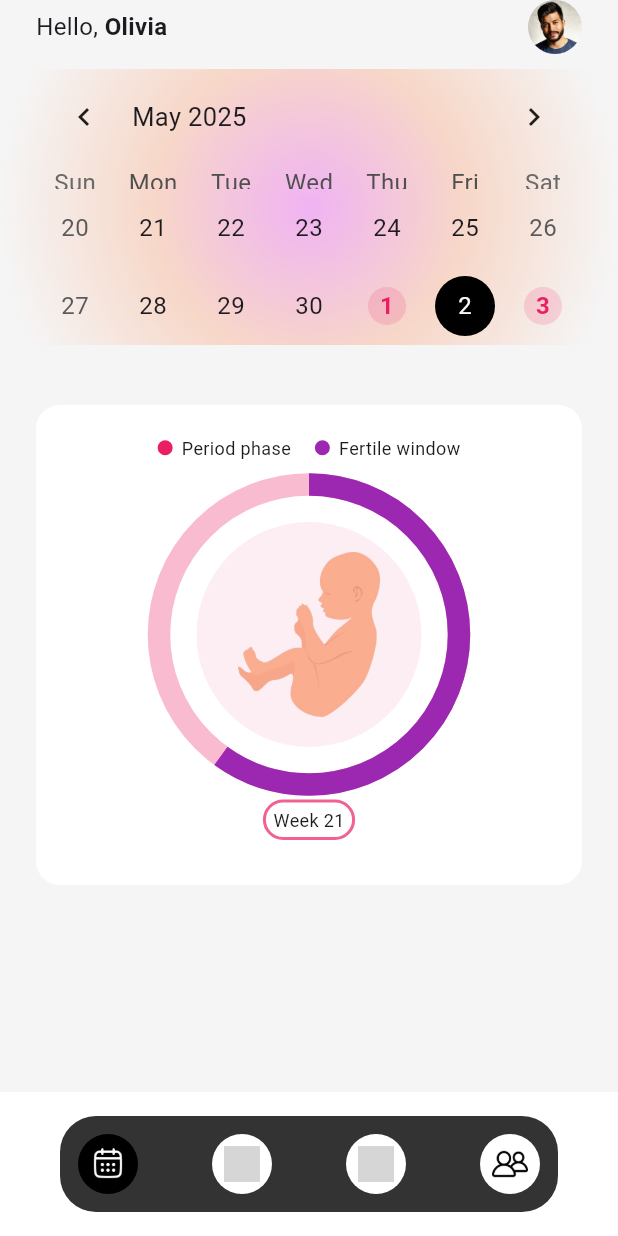
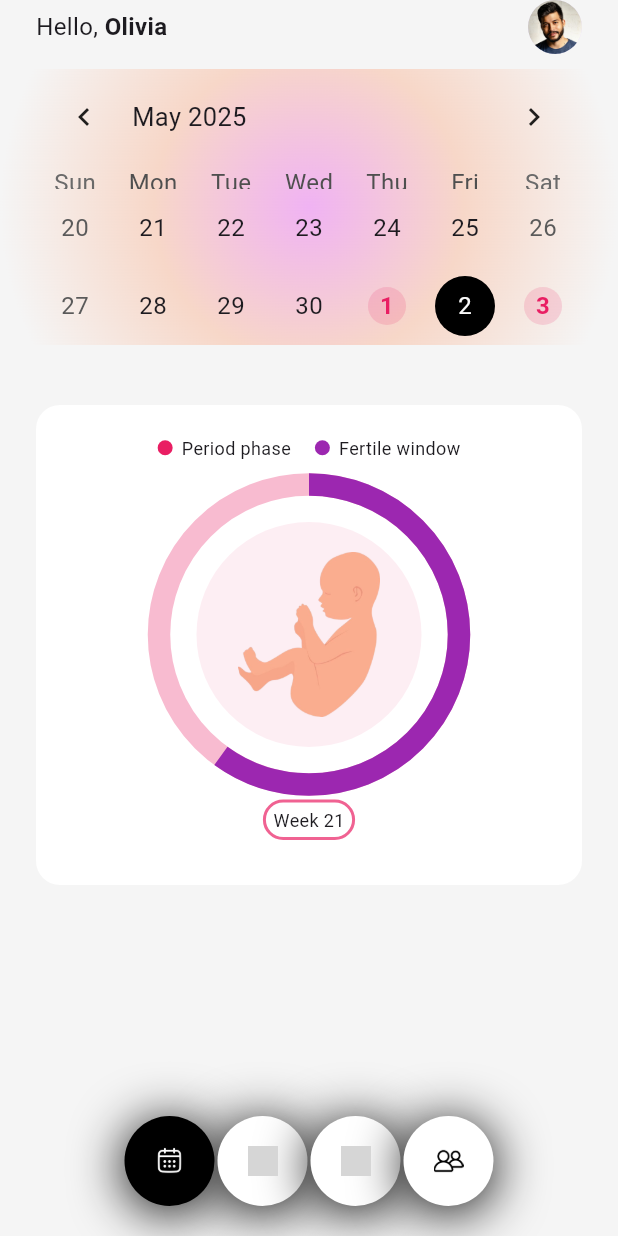
Before and after one commit to ClarenceLaria/ovia, a Flutter app: the EntryPoint screen opened directly, on a phone screen of 412 x 824 dp. Run offline on Flutter 3.47's test engine with Material 3 defaults, Android fonts, the phone set to English and light mode, and no system bars; drawn by our look-alikes of table_calendar; our stand-ins replace smooth_page_indicator; grey boxes are pictures that could not be loaded.

Commit message:
Nav bar updates

```diff
--- a/lib/screens/entry_point.dart
+++ b/lib/screens/entry_point.dart
@@ -41,27 +41,31 @@ class _EntryPointState extends State<EntryPoint>{
     return Scaffold(
       body: screens[_selectedIndex],
       bottomNavigationBar: Container(
-        padding: const EdgeInsets.all(12),
-        margin: const EdgeInsets.symmetric(horizontal: 40, vertical: 16),
-        decoration: BoxDecoration(
-          color: Colors.black.withOpacity(0.8),
-          borderRadius: BorderRadius.circular(24),
-        ),
+        color: const Color.fromARGB(245,245,245,245),
+        padding: const EdgeInsets.only(bottom: 20),
         child: Row(
-          mainAxisAlignment: MainAxisAlignment.spaceBetween,
+          mainAxisAlignment: MainAxisAlignment.center,
           children: [
             ...List.generate(
               buttonNavs.length,
               (index) => GestureDetector(
                 onTap: () => onTap(index),
                 child: Container(
-                  width: 40,
-                  height: 40,
+                  width: 60,
+                  height: 60,
+                  margin: const EdgeInsets.symmetric(horizontal: 1),
                   decoration: BoxDecoration(
                     color: index == _selectedIndex ? Colors.black : Colors.white,
-                    borderRadius: BorderRadius.circular(20),
+                    borderRadius: BorderRadius.circular(40),
+                    boxShadow: const [
+                      BoxShadow(
+                        color: Colors.black,
+                        blurRadius: 30,
+                        offset: Offset(0, 4),
+                      ),
+                    ],
                   ),
-                  padding: const EdgeInsets.all(8),
+                  padding: const EdgeInsets.all(20),
                   child: Image.asset(
                     buttonNavs[index],
                     color: index == _selectedIndex ? Colors.white : Colors.black,
```
